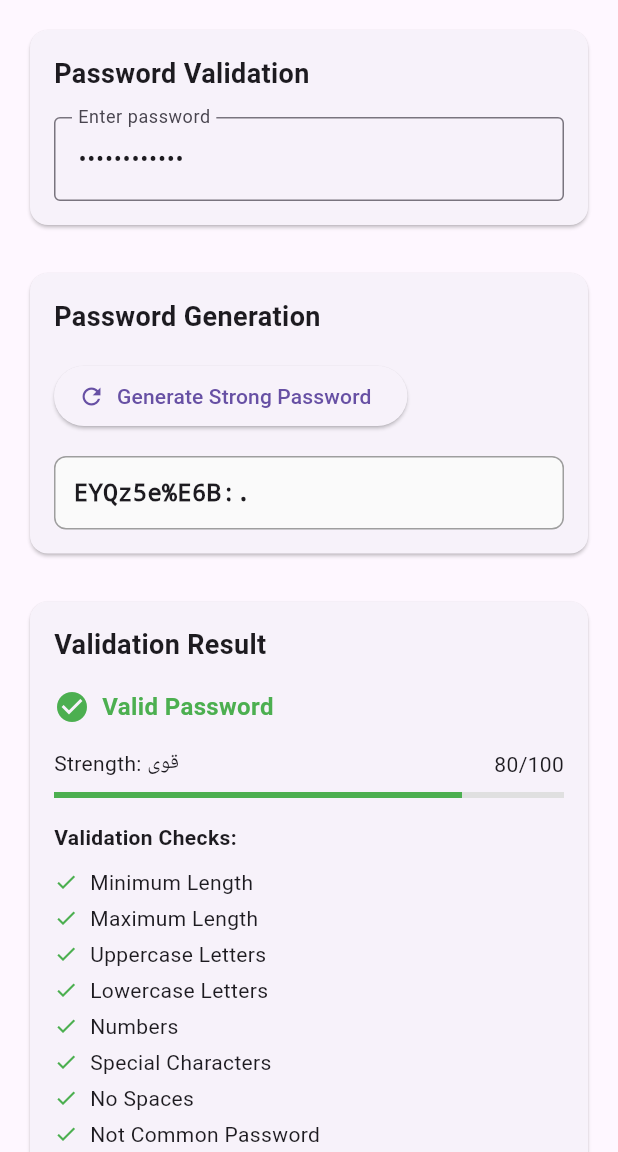
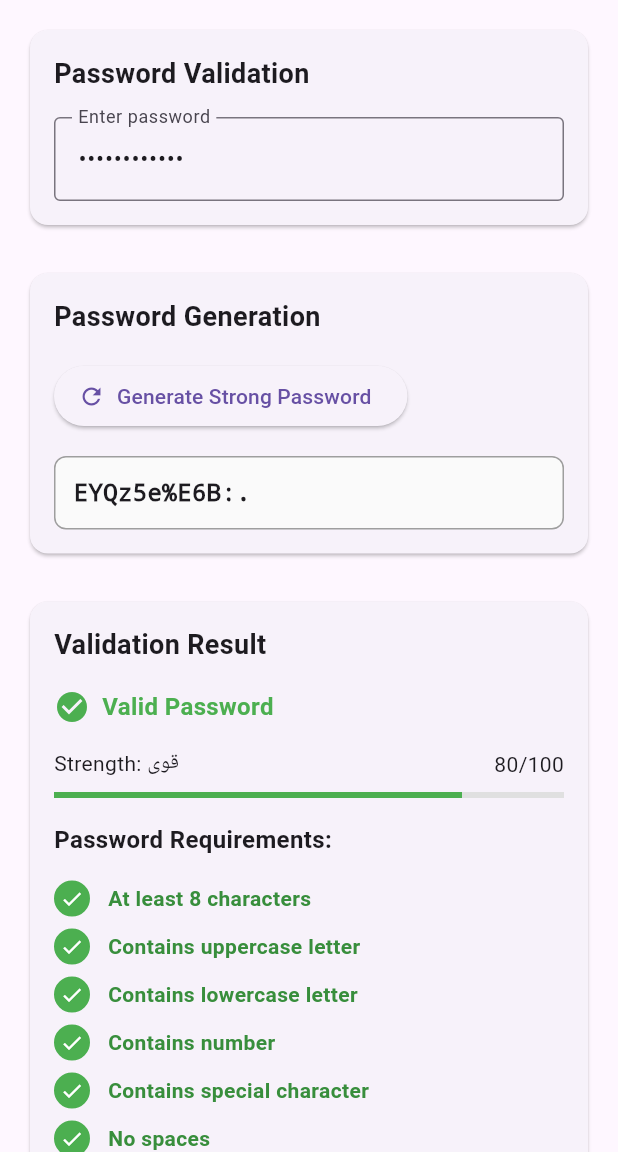
Before and after one commit to MohsenKashefi/Password-Check, a Flutter app: the PasswordCheckDemo screen opened directly, after a tap on "Generate Strong Password", on a phone screen of 412 x 824 dp, the part 84-1236 px from its top. Run offline on Flutter 3.47's test engine with Material 3 defaults, Android fonts, the phone set to English and light mode, and no system bars.

Commit message:
feat : show requirement lsit to met

```diff
--- a/example/lib/main.dart
+++ b/example/lib/main.dart
@@ -230,6 +230,8 @@ class _PasswordCheckDemoState extends State<PasswordCheckDemo> {
             const SizedBox(height: 16),
             _buildStrengthIndicator(),
             const SizedBox(height: 16),
+            _buildRequirementsChecklist(),
+            const SizedBox(height: 16),
             _buildValidationChecks(),
           ],
         ),
@@ -280,12 +282,101 @@ class _PasswordCheckDemoState extends State<PasswordCheckDemo> {
     );
   }
 
+  Widget _buildRequirementsChecklist() {
+    return Column(
+      crossAxisAlignment: CrossAxisAlignment.start,
+      children: [
+        const Text(
+          'Password Requirements:',
+          style: TextStyle(fontSize: 16, fontWeight: FontWeight.bold),
+        ),
+        const SizedBox(height: 12),
+        _buildRequirementItem(
+          'At least 8 characters',
+          _validationResult!.checks['minLength'] ?? false,
+        ),
+        _buildRequirementItem(
+          'Contains uppercase letter',
+          _validationResult!.checks['uppercase'] ?? false,
+        ),
+        _buildRequirementItem(
+          'Contains lowercase letter',
+          _validationResult!.checks['lowercase'] ?? false,
+        ),
+        _buildRequirementItem(
+          'Contains number',
+          _validationResult!.checks['numbers'] ?? false,
+        ),
+        _buildRequirementItem(
+          'Contains special character',
+          _validationResult!.checks['specialChars'] ?? false,
+        ),
+        _buildRequirementItem(
+          'No spaces',
+          _validationResult!.checks['noSpaces'] ?? false,
+        ),
+        _buildRequirementItem(
+          'Not a common password',
+          _validationResult!.checks['notCommon'] ?? false,
+        ),
+        _buildRequirementItem(
+          'No repeated characters',
+          _validationResult!.checks['noRepeatedChars'] ?? false,
+        ),
+        _buildRequirementItem(
+          'No sequential characters',
+          _validationResult!.checks['noSequentialChars'] ?? false,
+        ),
+      ],
+    );
+  }
+
+  Widget _buildRequirementItem(String requirement, bool isMet) {
+    return Padding(
+      padding: const EdgeInsets.symmetric(vertical: 4),
+      child: Row(
+        children: [
+          Container(
+            width: 24,
+            height: 24,
+            decoration: BoxDecoration(
+              shape: BoxShape.circle,
+              color: isMet ? Colors.green : Colors.grey[300],
+              border: Border.all(
+                color: isMet ? Colors.green : Colors.grey[400]!,
+                width: 2,
+              ),
+            ),
+            child: isMet
+                ? const Icon(
+                    Icons.check,
+                    color: Colors.white,
+                    size: 16,
+                  )
+                : null,
+          ),
+          const SizedBox(width: 12),
+          Expanded(
+            child: Text(
+              requirement,
+              style: TextStyle(
+                fontSize: 14,
+                color: isMet ? Colors.green[700] : Colors.grey[600],
+                fontWeight: isMet ? FontWeight.w600 : FontWeight.normal,
+              ),
+            ),
+          ),
+        ],
+      ),
+    );
+  }
+
   Widget _buildValidationChecks() {
     return Column(
       crossAxisAlignment: CrossAxisAlignment.start,
       children: [
         const Text(
-          'Validation Checks:',
+          'Technical Details:',
           style: TextStyle(fontWeight: FontWeight.bold),
         ),
         const SizedBox(height: 8),
```
